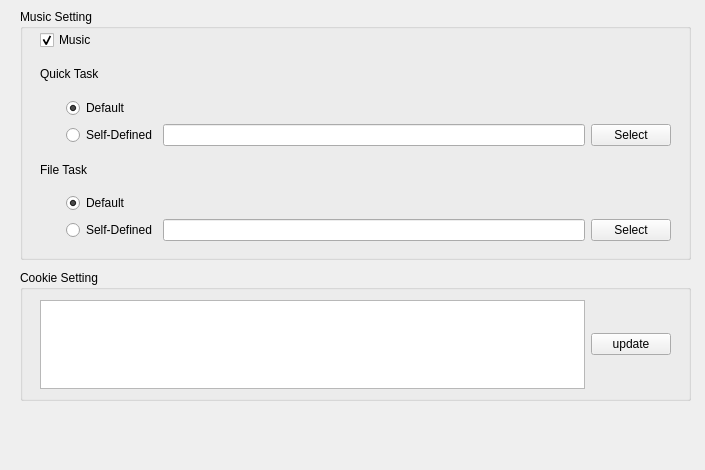
The window that settings/settingdialog.ui (czlitony/Taskmaster) describes before a commit, drawn with Qt 5.
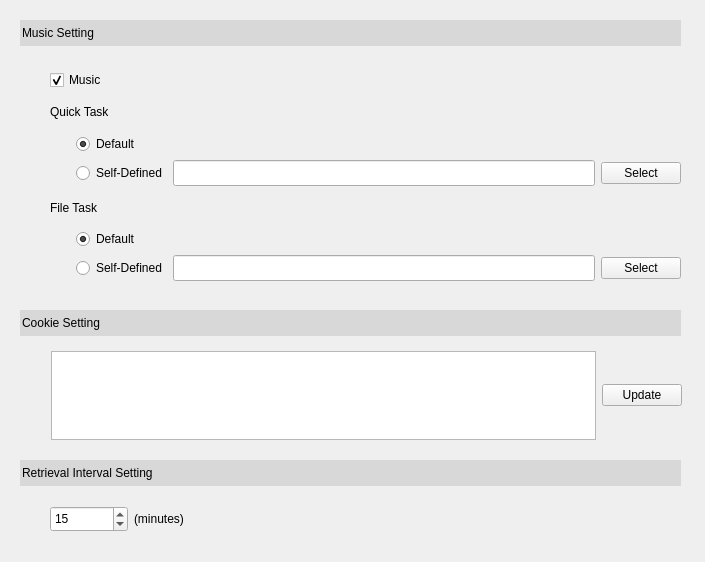
The same window after the commit.

Commit message: Refactor setting cache.

```diff
--- a/settings/settingdialog.ui
+++ b/settings/settingdialog.ui
@@ -7,17 +7,43 @@
     <x>0</x>
     <y>0</y>
     <width>705</width>
-    <height>470</height>
+    <height>562</height>
    </rect>
   </property>
   <property name="windowTitle">
    <string>Settings</string>
   </property>
+  <widget class="QLineEdit" name="lineEdit">
+   <property name="geometry">
+    <rect>
+     <x>20</x>
+     <y>20</y>
+     <width>661</width>
+     <height>26</height>
+    </rect>
+   </property>
+   <property name="autoFillBackground">
+    <bool>false</bool>
+   </property>
+   <property name="styleSheet">
+    <string notr="true">background-color: rgb(216, 216, 216);
+font: 75 10pt &quot;Times New Roman&quot;;</string>
+   </property>
+   <property name="text">
+    <string>Music Setting</string>
+   </property>
+   <property name="frame">
+    <bool>false</bool>
+   </property>
+   <property name="readOnly">
+    <bool>true</bool>
+   </property>
+  </widget>
   <widget class="QWidget" name="layoutWidget">
    <property name="geometry">
     <rect>
-     <x>40</x>
-     <y>30</y>
+     <x>50</x>
+     <y>70</y>
      <width>631</width>
      <height>211</height>
     </rect>
@@ -109,6 +135,12 @@
       <property name="enabled">
        <bool>true</bool>
       </property>
+      <property name="minimumSize">
+       <size>
+        <width>0</width>
+        <height>26</height>
+       </size>
+      </property>
      </widget>
     </item>
     <item row="5" column="0">
@@ -184,6 +216,12 @@
       <property name="enabled">
        <bool>true</bool>
       </property>
+      <property name="minimumSize">
+       <size>
+        <width>0</width>
+        <height>26</height>
+       </size>
+      </property>
      </widget>
     </item>
     <item row="6" column="1">
@@ -214,67 +252,128 @@
     </item>
    </layout>
   </widget>
-  <widget class="QGroupBox" name="groupBox">
+  <widget class="QLineEdit" name="lineEdit_2">
    <property name="geometry">
     <rect>
      <x>20</x>
-     <y>9</y>
-     <width>671</width>
-     <height>251</height>
+     <y>310</y>
+     <width>661</width>
+     <height>26</height>
     </rect>
    </property>
-   <property name="title">
-    <string>Music Setting</string>
+   <property name="autoFillBackground">
+    <bool>false</bool>
    </property>
-  </widget>
-  <widget class="QGroupBox" name="groupBox_2">
-   <property name="geometry">
-    <rect>
-     <x>20</x>
-     <y>270</y>
-     <width>671</width>
-     <height>131</height>
-    </rect>
+   <property name="styleSheet">
+    <string notr="true">background-color: rgb(216, 216, 216);
+font: 75 10pt &quot;Times New Roman&quot;;</string>
    </property>
-   <property name="title">
+   <property name="text">
     <string>Cookie Setting</string>
    </property>
-   <widget class="QWidget" name="">
-    <property name="geometry">
-     <rect>
-      <x>20</x>
-      <y>30</y>
-      <width>631</width>
-      <height>89</height>
-     </rect>
+   <property name="frame">
+    <bool>false</bool>
+   </property>
+   <property name="readOnly">
+    <bool>true</bool>
+   </property>
+  </widget>
+  <widget class="QLineEdit" name="lineEdit_3">
+   <property name="geometry">
+    <rect>
+     <x>20</x>
+     <y>460</y>
+     <width>661</width>
+     <height>26</height>
+    </rect>
+   </property>
+   <property name="autoFillBackground">
+    <bool>false</bool>
+   </property>
+   <property name="styleSheet">
+    <string notr="true">background-color: rgb(216, 216, 216);
+font: 75 10pt &quot;Times New Roman&quot;;</string>
+   </property>
+   <property name="text">
+    <string>Retrieval Interval Setting</string>
+   </property>
+   <property name="frame">
+    <bool>false</bool>
+   </property>
+   <property name="readOnly">
+    <bool>true</bool>
+   </property>
+  </widget>
+  <widget class="QWidget" name="">
+   <property name="geometry">
+    <rect>
+     <x>51</x>
+     <y>351</y>
+     <width>631</width>
+     <height>89</height>
+    </rect>
+   </property>
+   <layout class="QGridLayout" name="gridLayout_2">
+    <property name="sizeConstraint">
+     <enum>QLayout::SetDefaultConstraint</enum>
     </property>
-    <layout class="QHBoxLayout" name="horizontalLayout">
-     <item>
-      <widget class="QTextEdit" name="cookieTextEdit">
-       <property name="lineWrapMode">
-        <enum>QTextEdit::WidgetWidth</enum>
-       </property>
-       <property name="acceptRichText">
-        <bool>false</bool>
-       </property>
-      </widget>
-     </item>
-     <item>
-      <widget class="QPushButton" name="updateCookieButton">
-       <property name="focusPolicy">
-        <enum>Qt::NoFocus</enum>
-       </property>
-       <property name="text">
-        <string>update</string>
-       </property>
-      </widget>
-     </item>
-    </layout>
-   </widget>
+    <item row="0" column="0">
+     <widget class="QTextEdit" name="cookieTextEdit">
+      <property name="lineWrapMode">
+       <enum>QTextEdit::WidgetWidth</enum>
+      </property>
+      <property name="acceptRichText">
+       <bool>false</bool>
+      </property>
+     </widget>
+    </item>
+    <item row="0" column="1">
+     <widget class="QPushButton" name="updateCookieButton">
+      <property name="focusPolicy">
+       <enum>Qt::NoFocus</enum>
+      </property>
+      <property name="text">
+       <string>Update</string>
+      </property>
+     </widget>
+    </item>
+   </layout>
   </widget>
-  <zorder>groupBox</zorder>
-  <zorder>layoutWidget</zorder>
-  <zorder>groupBox_2</zorder>
+  <widget class="QWidget" name="">
+   <property name="geometry">
+    <rect>
+     <x>50</x>
+     <y>499</y>
+     <width>161</width>
+     <height>41</height>
+    </rect>
+   </property>
+   <layout class="QGridLayout" name="gridLayout_3">
+    <item row="0" column="0">
+     <widget class="QSpinBox" name="retrievalIntervalSpinBox">
+      <property name="minimumSize">
+       <size>
+        <width>0</width>
+        <height>26</height>
+       </size>
+      </property>
+      <property name="minimum">
+       <number>10</number>
+      </property>
+      <property name="value">
+       <number>15</number>
+      </property>
+     </widget>
+    </item>
+    <item row="0" column="1">
+     <widget class="QLabel" name="label_3">
+      <property name="text">
+       <string>(minutes)</string>
+      </property>
+     </widget>
+    </item>
+   </layout>
+  </widget>
  </widget>
  <resources/>
  <connections>
```
Left out of the diff: 128 changed lines with no effect on the pictures. The commit also changes 11 other files.
